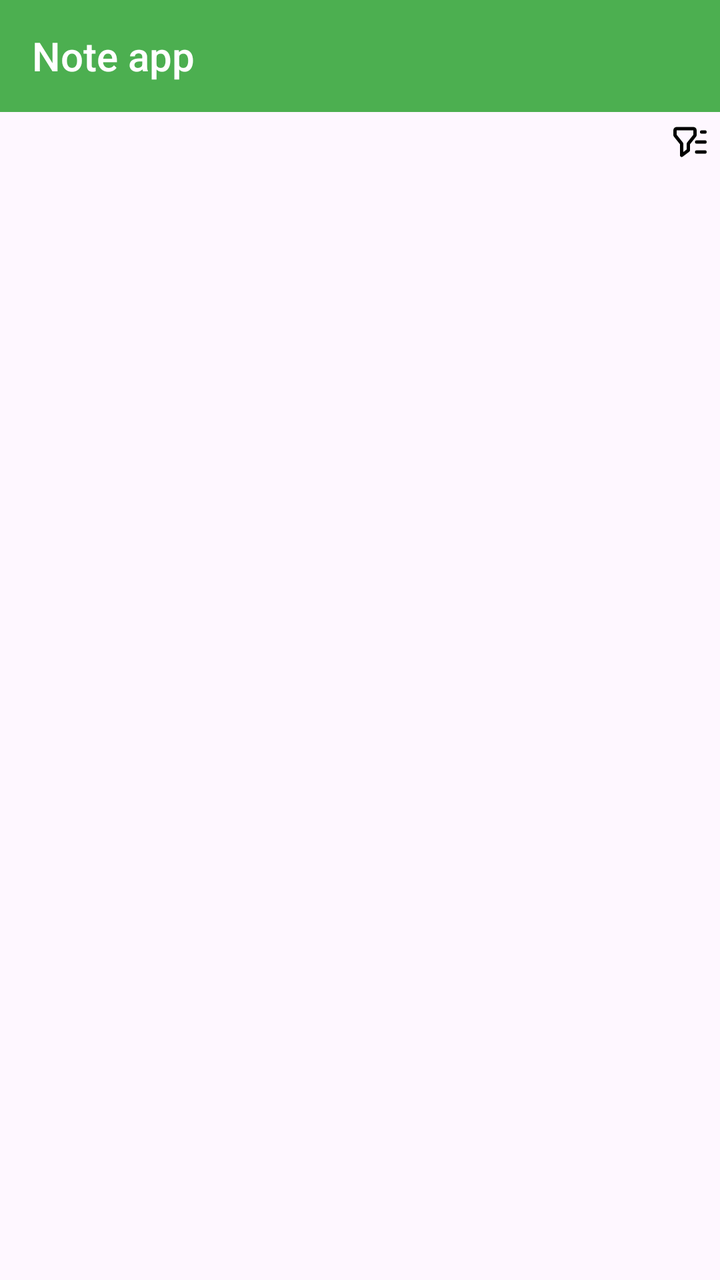
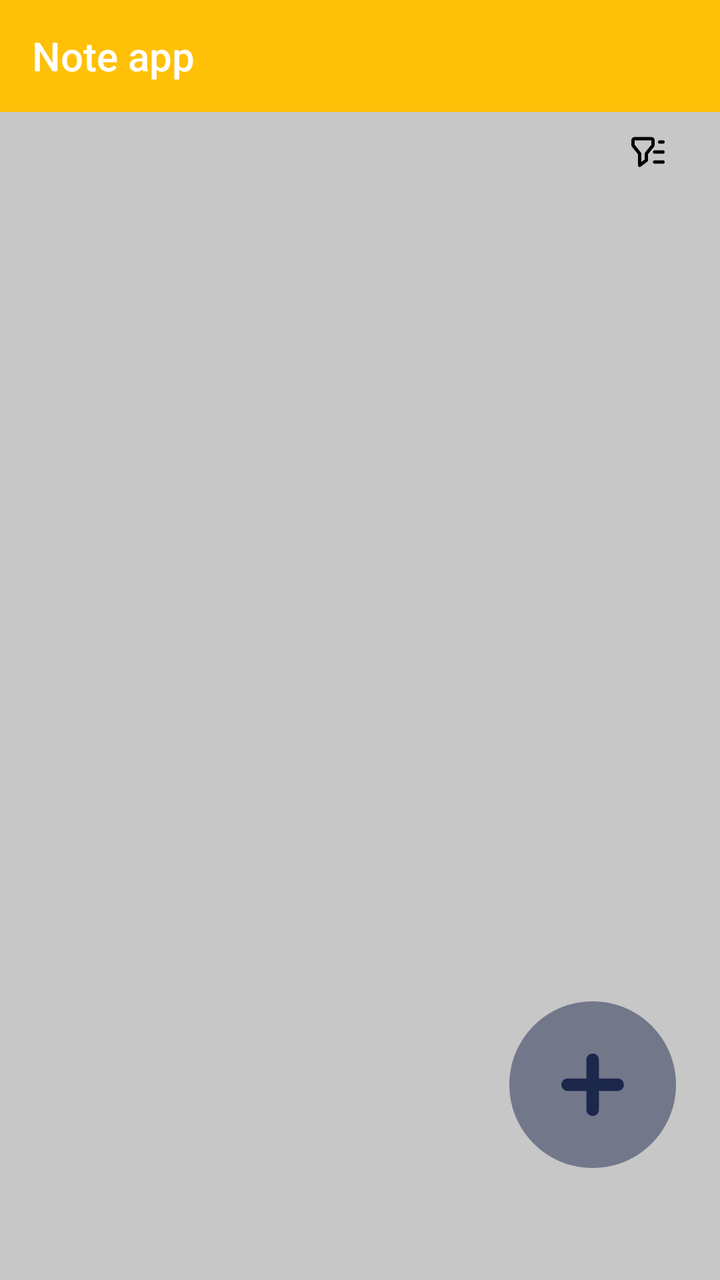

The first picture is an Android layout as it rendered before a commit; the second is the same layout after the commit. The layout source and the unified diff follow.
<!-- AndroidManifest.xml: application theme Theme.Tuan9 -->
<!-- res/layout/activity_main.xml -->
<?xml version="1.0" encoding="utf-8"?>
<androidx.constraintlayout.widget.ConstraintLayout
    xmlns:android="http://schemas.android.com/apk/res/android"
    xmlns:app="http://schemas.android.com/apk/res-auto"
    xmlns:tools="http://schemas.android.com/tools"
    android:id="@+id/main"
    android:layout_width="match_parent"
    android:layout_height="match_parent"
    tools:context=".MainActivity">
    <Toolbar
        android:id="@+id/toolBar"
        android:layout_width="match_parent"
        android:layout_height="wrap_content"
        android:title="Note app"
        app:layout_constraintTop_toTopOf="parent"
        app:layout_constraintStart_toStartOf="parent"
        app:layout_constraintEnd_toEndOf="parent"
        android:background="#4CAF50"
        android:titleTextColor="#FFFFFF"
        />
    <ImageButton
        android:id="@+id/btnFilter"
        android:layout_width="30dp"
        android:layout_height="30dp"
        app:layout_constraintTop_toBottomOf="@+id/toolBar"
        app:layout_constraintEnd_toEndOf="@+id/toolBar"
        android:src="@drawable/filter_list_svgrepo_com"
        android:background="?attr/selectableItemBackground"/>
    <androidx.recyclerview.widget.RecyclerView
        android:id="@+id/recycleView"
        android:layout_width="match_parent"
        android:layout_height="wrap_content"
        app:layout_constraintTop_toBottomOf="@+id/btnFilter"
        app:layout_constraintStart_toStartOf="@+id/toolBar"/>
</androidx.constraintlayout.widget.ConstraintLayout>
<!-- resources referenced by this layout -->
<resources>
  <!-- drawable filter_list_svgrepo_com (drawable) -->
  <vector xmlns:android="http://schemas.android.com/apk/res/android"
      android:width="20dp"
      android:height="20dp"
      android:viewportWidth="24"
      android:viewportHeight="24">
    <path
        android:pathData="M21,6H19M21,12H16M21,18H16M7,20V13.561C7,13.353 7,13.249 6.98,13.15C6.961,13.061 6.932,12.976 6.891,12.896C6.844,12.805 6.779,12.724 6.649,12.562L3.351,8.438C3.221,8.276 3.156,8.195 3.109,8.104C3.068,8.024 3.039,7.939 3.02,7.85C3,7.751 3,7.647 3,7.439V5.6C3,5.04 3,4.76 3.109,4.546C3.205,4.358 3.358,4.205 3.546,4.109C3.76,4 4.04,4 4.6,4H13.4C13.96,4 14.24,4 14.454,4.109C14.642,4.205 14.795,4.358 14.891,4.546C15,4.76 15,5.04 15,5.6V7.439C15,7.647 15,7.751 14.98,7.85C14.962,7.939 14.932,8.024 14.891,8.104C14.844,8.195 14.779,8.276 14.649,8.438L11.351,12.562C11.221,12.724 11.156,12.805 11.109,12.896C11.068,12.976 11.038,13.061 11.02,13.15C11,13.249 11,13.353 11,13.561V17L7,20Z"
        android:strokeLineJoin="round"
        android:strokeWidth="2"
        android:fillColor="#00000000"
        android:strokeColor="#000000"
        android:strokeLineCap="round"/>
  </vector>
  <style name="Theme.Tuan9" parent="Base.Theme.Tuan9" />
  <style name="Base.Theme.Tuan9" parent="Theme.Material3.DayNight.NoActionBar">
          
          
      </style>
</resources>

<!-- the commit's change to res/layout/activity_main.xml (unified diff, before → after) -->
@@ -6,7 +6,8 @@
     android:id="@+id/main"
     android:layout_width="match_parent"
     android:layout_height="match_parent"
-    tools:context=".MainActivity">
+    tools:context=".bai1.MainActivity"
+    android:background="#C7C7C7">
     <Toolbar
         android:id="@+id/toolBar"
         android:layout_width="match_parent"
@@ -15,21 +16,42 @@
         app:layout_constraintTop_toTopOf="parent"
         app:layout_constraintStart_toStartOf="parent"
         app:layout_constraintEnd_toEndOf="parent"
-        android:background="#4CAF50"
+        android:background="#FFC107"
         android:titleTextColor="#FFFFFF"
         />
     <ImageButton
         android:id="@+id/btnFilter"
-        android:layout_width="30dp"
-        android:layout_height="30dp"
+        android:layout_width="40dp"
+        android:layout_height="40dp"
         app:layout_constraintTop_toBottomOf="@+id/toolBar"
         app:layout_constraintEnd_toEndOf="@+id/toolBar"
         android:src="@drawable/filter_list_svgrepo_com"
-        android:background="?attr/selectableItemBackground"/>
+        android:background="?attr/selectableItemBackgroundBorderless"
+        android:layout_marginEnd="16dp"/>
+
     <androidx.recyclerview.widget.RecyclerView
         android:id="@+id/recycleView"
         android:layout_width="match_parent"
+        android:layout_height="0dp"
+        android:layout_marginStart="8dp"
+        android:layout_marginEnd="8dp"
+        app:layout_constraintBottom_toBottomOf="parent"
+        app:layout_constraintEnd_toEndOf="parent"
+        app:layout_constraintStart_toStartOf="@+id/toolBar"
+        app:layout_constraintTop_toBottomOf="@+id/btnFilter" />
+
+    <ImageView
+        android:id="@+id/btnAdd"
+        android:layout_width="wrap_content"
         android:layout_height="wrap_content"
-        app:layout_constraintTop_toBottomOf="@+id/btnFilter"
-        app:layout_constraintStart_toStartOf="@+id/toolBar"/>
+        android:src="@drawable/add_circle_svgrepo_com"
+        android:foreground="@drawable/ripple_circle"
+        android:clickable="true"
+        android:focusable="true"
+        app:layout_constraintBottom_toBottomOf="parent"
+        app:layout_constraintEnd_toEndOf="parent"
+        app:layout_constraintHorizontal_bias="0.948"
+        app:layout_constraintStart_toStartOf="parent"
+        app:layout_constraintTop_toTopOf="parent"
+        app:layout_constraintVertical_bias="0.912" />
 </androidx.constraintlayout.widget.ConstraintLayout>
<!-- resource entries referenced after the edit -->
@@ -1,5 +1,13 @@
 <!-- resources referenced by this layout -->
 <resources>
+  <!-- drawable add_circle_svgrepo_com (drawable) -->
+  <vector xmlns:android="http://schemas.android.com/apk/res/android" android:height="100dp" android:viewportHeight="24" android:viewportWidth="24" android:width="100dp">
+        
+      <path android:fillAlpha="0.5" android:fillColor="#1C274C" android:pathData="M22,12C22,17.523 17.523,22 12,22C6.477,22 2,17.523 2,12C2,6.477 6.477,2 12,2C17.523,2 22,6.477 22,12Z" android:strokeAlpha="0.5"/>
+        
+      <path android:fillColor="#1C274C" android:pathData="M12.75,9C12.75,8.586 12.414,8.25 12,8.25C11.586,8.25 11.25,8.586 11.25,9L11.25,11.25H9C8.586,11.25 8.25,11.586 8.25,12C8.25,12.414 8.586,12.75 9,12.75H11.25V15C11.25,15.414 11.586,15.75 12,15.75C12.414,15.75 12.75,15.414 12.75,15L12.75,12.75H15C15.414,12.75 15.75,12.414 15.75,12C15.75,11.586 15.414,11.25 15,11.25H12.75V9Z"/>
+      
+  </vector>
   <!-- drawable filter_list_svgrepo_com (drawable) -->
   <vector xmlns:android="http://schemas.android.com/apk/res/android"
       android:width="20dp"
@@ -14,6 +22,18 @@
         android:strokeColor="#000000"
         android:strokeLineCap="round"/>
   </vector>
+  <!-- drawable ripple_circle (drawable) -->
+  <?xml version="1.0" encoding="utf-8"?>
+  <ripple xmlns:android="http://schemas.android.com/apk/res/android" android:color="#CECECE">
+      <item android:id="@android:id/mask"
+          android:width="80dp"
+          android:height="80dp"
+          android:gravity="center">
+          <shape android:shape="oval">
+              <solid android:color="#F60000" />
+          </shape>
+      </item>
+  </ripple>
   <style name="Theme.Tuan9" parent="Base.Theme.Tuan9" />
   <style name="Base.Theme.Tuan9" parent="Theme.Material3.DayNight.NoActionBar">
           
